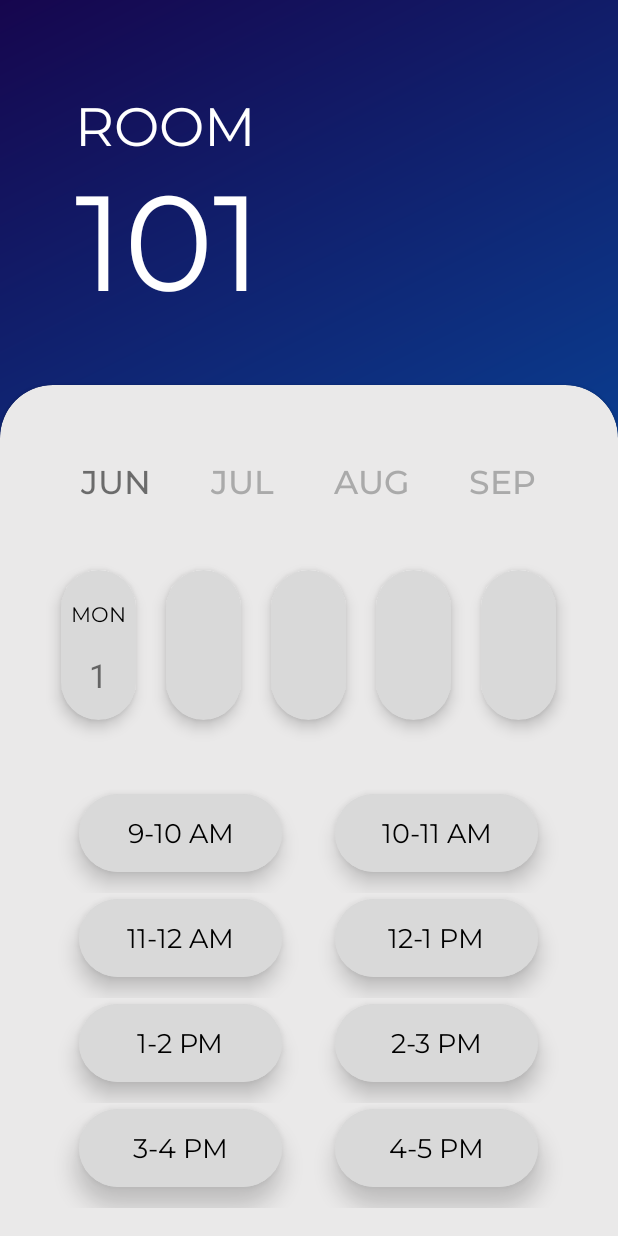
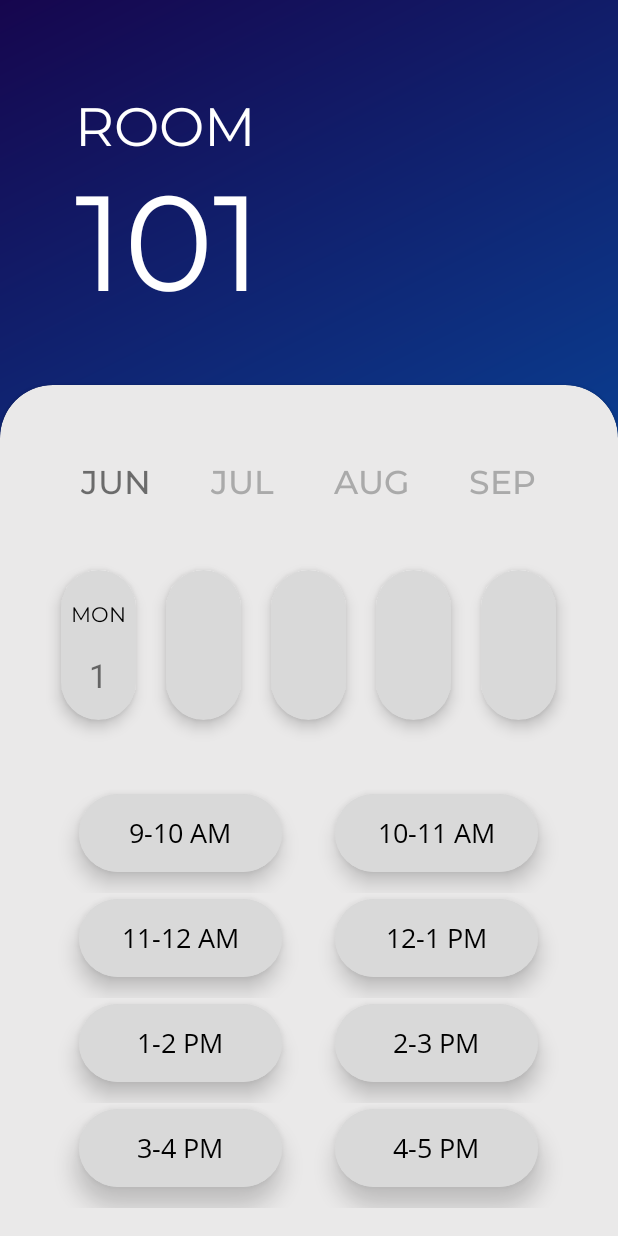
Before and after one commit to VSen910/Room-Booking-App, an Android app: the TimeSlotActivity screen opened directly, with no data from a screen before it, on a phone screen of 412 x 824 dp. Run offline under Robolectric (Android 15) with nearby library versions, the phone set to English and light mode, and no system bars.

Commit message:
Changed the fonts of the buttons

```diff
--- a/app/src/main/res/layout/activity_booking.xml
+++ b/app/src/main/res/layout/activity_booking.xml
@@ -18,7 +18,7 @@
         android:text="BOOKINGS"
         android:textColor="@color/white"
         android:textSize="24sp"
-        android:fontFamily="@font/montserrat_regular"/>
+        android:fontFamily="@font/opensans_regular"/>
 
     <com.google.android.material.button.MaterialButton
         android:id="@+id/history"
@@ -32,7 +32,7 @@
         android:text="VIEW HISTORY"
         android:textSize="24sp"
         android:textColor="@color/white"
-        android:fontFamily="@font/montserrat_regular"/>
+        android:fontFamily="@font/opensans_regular"/>
 
     <com.google.android.material.button.MaterialButton
         android:id="@+id/bookrooms"
@@ -47,6 +47,6 @@
         android:textColor="@color/primary"
         android:textSize="24sp"
         app:cornerRadius="60dp"
-        android:fontFamily="@font/montserrat_regular"/>
+        android:fontFamily="@font/opensans_regular"/>
 
 </RelativeLayout>
--- a/app/src/main/res/layout/activity_login_register.xml
+++ b/app/src/main/res/layout/activity_login_register.xml
@@ -18,7 +18,7 @@
         android:layout_marginTop="12dp"
         style="@style/Widget.Material3.Button.OutlinedButton"
         app:strokeColor="@color/black"
-        android:fontFamily="@font/montserrat_regular"
+        android:fontFamily="@font/opensans_regular"
         android:text="LOGIN"
         android:textColor="@color/white"
         android:textSize="22dp" />
@@ -31,7 +31,7 @@
         android:layout_marginTop="450dp"
         style="@style/Widget.Material3.Button"
         android:backgroundTint="@color/white"
-        android:fontFamily="@font/montserrat_regular"
+        android:fontFamily="@font/opensans_regular"
         android:text="REGISTER"
         android:textColor="@color/primary"
         android:textSize="22sp" />
--- a/app/src/main/res/layout/activity_time_slot.xml
+++ b/app/src/main/res/layout/activity_time_slot.xml
@@ -217,7 +217,7 @@
                             android:text="9-10 AM"
                             android:textColor="@color/black"
                             android:textSize="18sp"
-                            android:fontFamily="@font/montserrat_regular"/>
+                            android:fontFamily="@font/opensans_regular"/>
 
                         <com.google.android.material.button.MaterialButton
                             android:layout_width="135dp"
@@ -229,7 +229,7 @@
                             android:text="10-11 AM"
                             android:textColor="@color/black"
                             android:textSize="18sp"
-                            android:fontFamily="@font/montserrat_regular"/>
+                            android:fontFamily="@font/opensans_regular"/>
 
                     </LinearLayout>
                     <LinearLayout
@@ -250,7 +250,7 @@
                             android:text="11-12 AM"
                             android:textColor="@color/black"
                             android:textSize="18sp"
-                            android:fontFamily="@font/montserrat_regular"/>
+                            android:fontFamily="@font/opensans_regular"/>
 
                         <com.google.android.material.button.MaterialButton
                             android:layout_width="135dp"
@@ -262,7 +262,7 @@
                             android:text="12-1 PM"
                             android:textColor="@color/black"
                             android:textSize="18sp"
-                            android:fontFamily="@font/montserrat_regular"/>
+                            android:fontFamily="@font/opensans_regular"/>
 
                     </LinearLayout>
                     <LinearLayout
@@ -283,7 +283,7 @@
                             android:text="1-2 PM"
                             android:textColor="@color/black"
                             android:textSize="18sp"
-                            android:fontFamily="@font/montserrat_regular"/>
+                            android:fontFamily="@font/opensans_regular"/>
 
                         <com.google.android.material.button.MaterialButton
                             android:layout_width="135dp"
@@ -295,7 +295,7 @@
                             android:text="2-3 PM"
                             android:textColor="@color/black"
                             android:textSize="18sp"
-                            android:fontFamily="@font/montserrat_regular"/>
+                            android:fontFamily="@font/opensans_regular"/>
 
                     </LinearLayout>
                     <LinearLayout
@@ -316,7 +316,7 @@
                             android:text="3-4 PM"
                             android:textColor="@color/black"
                             android:textSize="18sp"
-                            android:fontFamily="@font/montserrat_regular"/>
+                            android:fontFamily="@font/opensans_regular"/>
 
                         <com.google.android.material.button.MaterialButton
                             android:layout_width="135dp"
@@ -328,7 +328,7 @@
                             android:text="4-5 PM"
                             android:textColor="@color/black"
                             android:textSize="18sp"
-                            android:fontFamily="@font/montserrat_regular"/>
+                            android:fontFamily="@font/opensans_regular"/>
 
                     </LinearLayout>
 
```
Also changed, not shown: app/src/main/res/layout/activity_login.xml (+4 -4 lines), app/src/main/res/layout/activity_main.xml (+24 -24 lines), app/src/main/res/layout/activity_register.xml (+4 -4 lines), app/src/main/res/font/opensans_regular.ttf (added).
